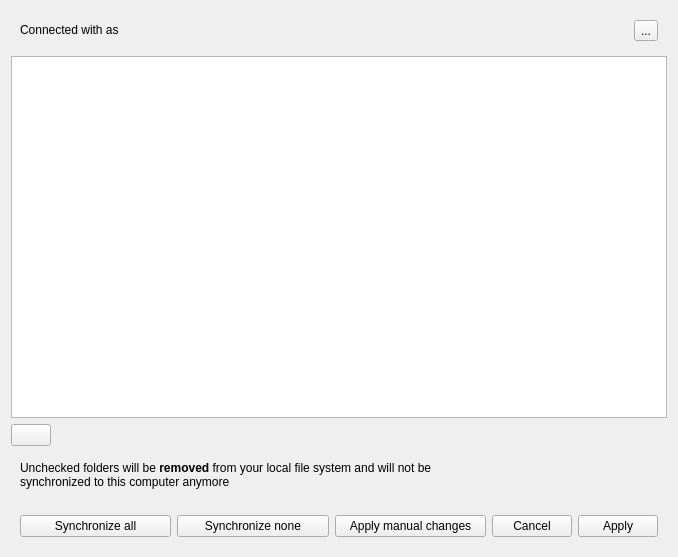
Before: the Qt Designer form src/gui/accountsettings.ui in owncloud/client, drawn with Qt 5.
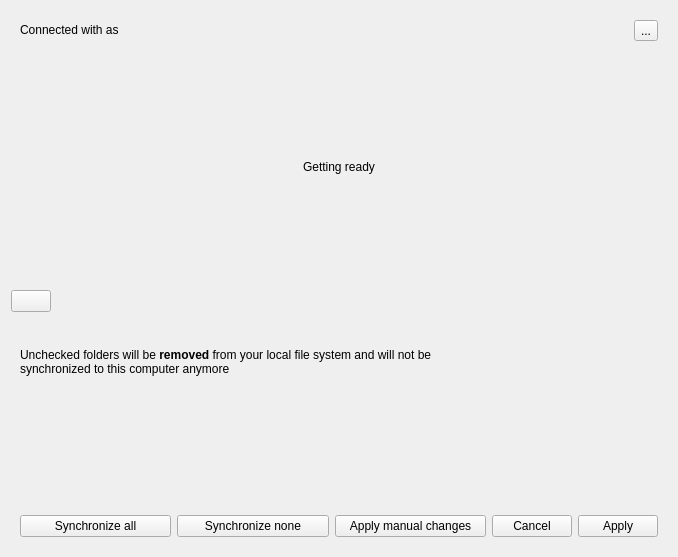
After: the same form once the commit is applied. The open tabs and pages were chosen to show the change. Custom widgets are drawn as their Qt base class.

Diff of the .ui file:
```diff
--- a/src/gui/accountsettings.ui
+++ b/src/gui/accountsettings.ui
@@ -50,6 +50,60 @@
     </widget>
    </item>
    <item>
+    <widget class="QStackedWidget" name="stackedWidget">
+     <property name="currentIndex">
+      <number>1</number>
+     </property>
+     <widget class="QWidget" name="loadingPage">
+      <layout class="QVBoxLayout" name="verticalLayout_4">
+       <item>
+        <spacer name="verticalSpacer_2">
+         <property name="orientation">
+          <enum>Qt::Vertical</enum>
+         </property>
+         <property name="sizeHint" stdset="0">
+          <size>
+           <width>20</width>
+           <height>40</height>
+          </size>
+         </property>
+        </spacer>
+       </item>
+       <item>
+        <widget class="QLabel" name="label">
+         <property name="text">
+          <string>Getting ready</string>
+         </property>
+         <property name="alignment">
+          <set>Qt::AlignCenter</set>
+         </property>
+        </widget>
+       </item>
+       <item>
+        <layout class="QHBoxLayout" name="horizontalLayout_6">
+         <item>
+          <widget class="QProgressIndicator" name="spinner" native="true"/>
+         </item>
+        </layout>
+       </item>
+       <item>
+        <spacer name="verticalSpacer_3">
+         <property name="orientation">
+          <enum>Qt::Vertical</enum>
+         </property>
+         <property name="sizeHint" stdset="0">
+          <size>
+           <width>20</width>
+           <height>40</height>
+          </size>
+         </property>
+        </spacer>
+       </item>
+      </layout>
+     </widget>
+     <widget class="QWidget" name="folderListPage">
+      <layout class="QHBoxLayout" name="horizontalLayout_5">
+       <item>
     <widget class="QTreeView" name="_folderList">
      <property name="sizePolicy">
       <sizepolicy hsizetype="MinimumExpanding" vsizetype="Expanding">
@@ -68,6 +122,10 @@
      </property>
     </widget>
    </item>
+      </layout>
+     </widget>
+    </widget>
+   </item>
    <item>
     <layout class="QHBoxLayout" name="addButtonLayout">
      <item>
@@ -243,6 +301,14 @@
    </item>
   </layout>
  </widget>
+ <customwidgets>
+  <customwidget>
+   <class>QProgressIndicator</class>
+   <extends>QWidget</extends>
+   <header>QProgressIndicator.h</header>
+   <container>1</container>
+  </customwidget>
+ </customwidgets>
  <resources/>
  <connections/>
 </ui>
```
Lines whose indentation alone changed are shown as unchanged.
